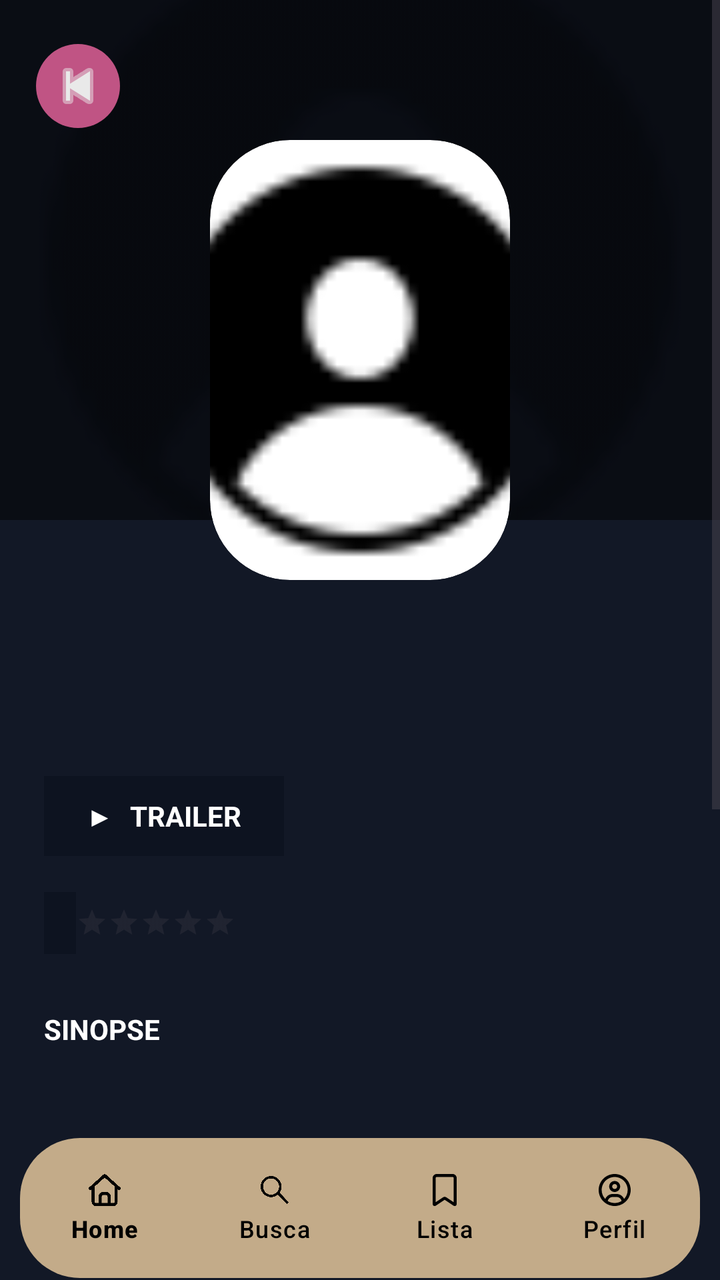
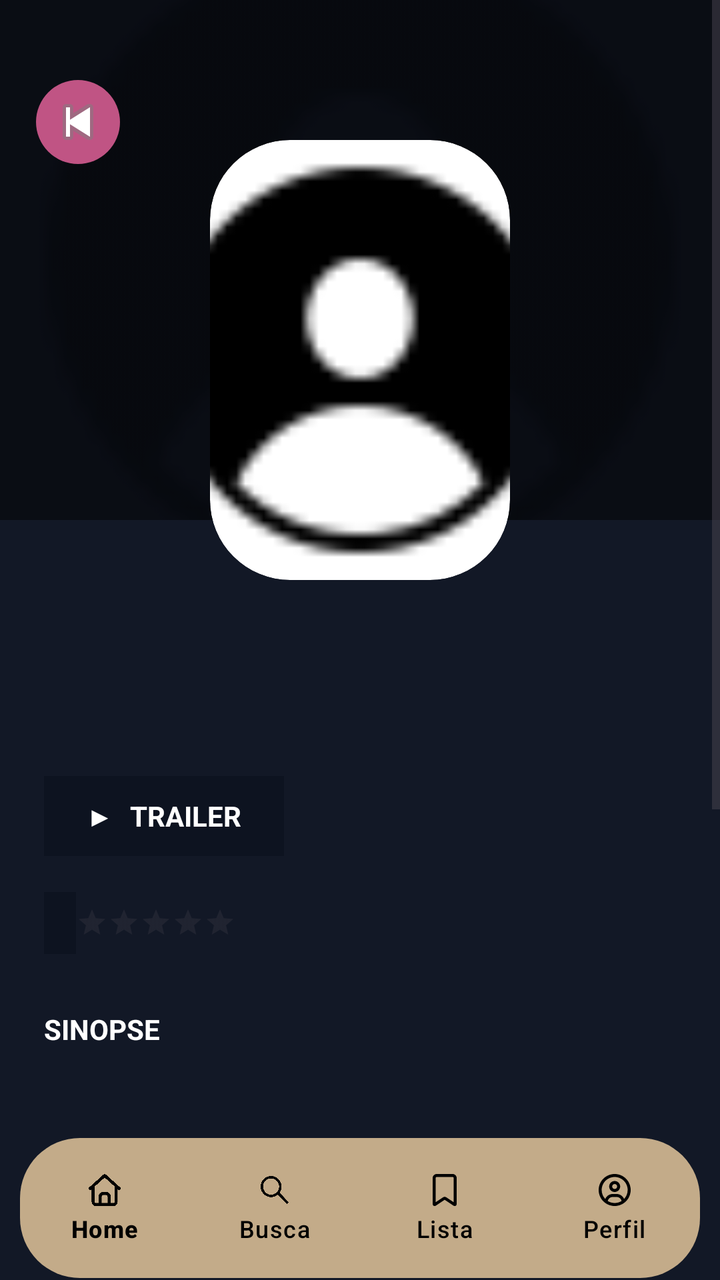

Compare the two renders of this Android layout. The source of the first and the diff that turns it into the second are given below.
<!-- AndroidManifest.xml: application theme Theme.RollView -->
<!-- res/layout/activity_filme.xml -->
<?xml version="1.0" encoding="utf-8"?>
<RelativeLayout xmlns:android="http://schemas.android.com/apk/res/android"
    xmlns:app="http://schemas.android.com/apk/res-auto"
    android:layout_width="match_parent"
    android:layout_height="match_parent"
    android:background="#121826">

    <ScrollView
        android:layout_width="match_parent"
        android:layout_height="match_parent"
        android:layout_above="@id/bottomNav"
        android:fillViewport="true">

        <RelativeLayout
            android:layout_width="match_parent"
            android:layout_height="wrap_content"
            android:paddingBottom="24dp">

            <ImageView
                android:id="@+id/imgBackground"
                android:layout_width="match_parent"
                android:layout_height="260dp"
                android:alpha="0.28"
                android:scaleType="centerCrop"
                android:src="@drawable/user_default" />

            <View
                android:layout_width="match_parent"
                android:layout_height="260dp"
                android:background="#77000000" />

            <ImageButton
                android:id="@+id/btnBack"
                android:layout_width="42dp"
                android:layout_height="42dp"
                android:layout_marginStart="18dp"
                android:layout_marginTop="22dp"
                android:background="@drawable/back_circle"
                android:padding="10dp"
                android:src="@android:drawable/ic_media_previous"
                app:tint="#e9e9e9"/>

            <ImageView
                android:id="@+id/imgPoster"
                android:layout_width="150dp"
                android:layout_height="220dp"
                android:layout_centerHorizontal="true"
                android:layout_marginTop="70dp"
                android:background="@drawable/poster_rounded"
                android:clipToOutline="true"
                android:outlineProvider="background"
                android:scaleType="centerCrop"
                android:src="@drawable/user_default" />

            <LinearLayout
                android:layout_width="match_parent"
                android:layout_height="wrap_content"
                android:layout_below="@id/imgPoster"
                android:orientation="vertical"
                android:padding="22dp">


                <TextView
                    android:id="@+id/txtTitulo"
                    android:layout_width="wrap_content"
                    android:layout_height="wrap_content"
                    android:text=""
                    android:textColor="#FFFFFF"
                    android:textSize="24sp"
                    android:textStyle="bold" />


                <TextView
                    android:id="@+id/txtInfo"
                    android:layout_width="wrap_content"
                    android:layout_height="wrap_content"
                    android:layout_marginTop="8dp"
                    android:text=""
                    android:textColor="#C05484"
                    android:textSize="13sp"
                    android:textStyle="bold" />

                <LinearLayout
                    android:layout_width="wrap_content"
                    android:layout_height="wrap_content"
                    android:layout_marginTop="18dp"
                    android:gravity="center_vertical"
                    android:orientation="horizontal">

                    <LinearLayout
                        android:layout_width="120dp"
                        android:layout_height="40dp"
                        android:background="#0D1320"
                        android:gravity="center"
                        android:orientation="horizontal">

                        <TextView
                            android:layout_width="wrap_content"
                            android:layout_height="wrap_content"
                            android:text="▶"
                            android:textColor="#FFFFFF"
                            android:textSize="14sp" />

                        <TextView
                            android:layout_width="wrap_content"
                            android:layout_height="wrap_content"
                            android:layout_marginStart="8dp"
                            android:text="TRAILER"
                            android:textColor="#FFFFFF"
                            android:textStyle="bold" />

                    </LinearLayout>

                    <TextView
                        android:id="@+id/txtDuracao"
                        android:layout_width="wrap_content"
                        android:layout_height="wrap_content"
                        android:layout_marginStart="12dp"
                        android:text=""
                        android:textColor="#FFFFFF" />

                </LinearLayout>

                <LinearLayout
                    android:layout_width="wrap_content"
                    android:layout_height="wrap_content"
                    android:layout_marginTop="18dp"
                    android:gravity="center_vertical"
                    android:orientation="horizontal">

                    <TextView
                        android:id="@+id/txtNota"
                        android:layout_width="wrap_content"
                        android:layout_height="wrap_content"
                        android:background="#0D1320"
                        android:paddingLeft="8dp"
                        android:paddingTop="6dp"
                        android:paddingRight="8dp"
                        android:paddingBottom="6dp"
                        android:text=""
                        android:textColor="#FFFFFF"
                        android:textStyle="bold" />

                    <RatingBar
                        android:id="@+id/ratingBar"
                        style="?android:attr/ratingBarStyleSmall"
                        android:layout_width="wrap_content"
                        android:layout_height="wrap_content"
                        android:isIndicator="true"
                        android:numStars="5"
                        android:stepSize="0.5" />

                </LinearLayout>

                <TextView
                    android:layout_width="wrap_content"
                    android:layout_height="wrap_content"
                    android:layout_marginTop="28dp"
                    android:text="SINOPSE"
                    android:textColor="#FFFFFF"
                    android:textStyle="bold" />

                <TextView
                    android:id="@+id/txtSinopse"
                    android:layout_width="match_parent"
                    android:layout_height="wrap_content"
                    android:layout_marginTop="14dp"
                    android:text=""
                    android:textColor="#FFFFFF"
                    android:textSize="14sp" />

                <View
                    android:layout_width="match_parent"
                    android:layout_height="1dp"
                    android:layout_marginTop="28dp"
                    android:background="#30343B" />

                <LinearLayout
                    android:id="@+id/btnAvaliar"
                    android:layout_width="match_parent"
                    android:layout_height="54dp"
                    android:layout_marginTop="24dp"
                    android:background="@drawable/pink_button"
                    android:clickable="true"
                    android:focusable="true"
                    android:gravity="center"
                    android:onClick="abrirTelaAvaliacao"
                    android:orientation="horizontal">

                    <TextView
                        android:layout_width="wrap_content"
                        android:layout_height="wrap_content"
                        android:text="+"
                        android:textColor="#FFFFFF"
                        android:textSize="22sp" />

                    <TextView
                        android:layout_width="wrap_content"
                        android:layout_height="wrap_content"
                        android:layout_marginStart="8dp"
                        android:text="Adicionar à lista"
                        android:textColor="#FFFFFF"
                        android:textSize="16sp"
                        android:textStyle="bold" />

                </LinearLayout>

                <LinearLayout
                    android:layout_width="match_parent"
                    android:layout_height="50dp"
                    android:layout_marginTop="24dp"
                    android:gravity="center"
                    android:orientation="horizontal">
                    <TextView
                        android:id="@+id/tabCast"
                        android:layout_width="wrap_content"
                        android:layout_height="wrap_content"
                        android:text="Elenco"
                        android:textColor="#944264"
                        android:textSize="14sp"
                        android:textStyle="bold" />
                    <TextView
                        android:layout_width="wrap_content"
                        android:layout_height="wrap_content"
                        android:layout_marginStart="24sp"
                        android:layout_marginEnd="24sp"
                        android:text="|"
                        android:textColor="#FFFFFF"
                        android:textSize="14sp"
                        android:textStyle="bold"/>
                    <TextView
                        android:id="@+id/tabDirection"
                        android:layout_width="wrap_content"
                        android:layout_height="wrap_content"
                        android:text="Direção"
                        android:textColor="#FFFFFF"
                        android:textSize="14sp"
                        android:textStyle="bold" />

                    <TextView
                        android:layout_width="wrap_content"
                        android:layout_height="wrap_content"
                        android:layout_marginStart="24sp"
                        android:layout_marginEnd="24sp"
                        android:text="|"
                        android:textColor="#FFFFFF"
                        android:textSize="14sp"
                        android:textStyle="bold"/>

                    <TextView
                        android:id="@+id/tabGender"
                        android:layout_width="wrap_content"
                        android:layout_height="wrap_content"
                        android:text="Gênero"
                        android:textColor="#FFFFFF"
                        android:textSize="14sp"
                        android:textStyle="bold" />

                </LinearLayout>
                <androidx.recyclerview.widget.RecyclerView
                    android:id="@+id/recyclerCast"
                    android:layout_width="match_parent"
                    android:layout_height="wrap_content"
                    android:layout_marginTop="16dp"
                    android:nestedScrollingEnabled="false">

                </androidx.recyclerview.widget.RecyclerView>



            </LinearLayout>
        </RelativeLayout>
    </ScrollView>


    <com.google.android.material.bottomnavigation.BottomNavigationView
        android:id="@+id/bottomNav"
        android:layout_width="340dp"
        android:layout_height="70dp"
        android:layout_alignParentBottom="true"
        android:layout_centerHorizontal="true"
        android:layout_marginBottom="1dp"
        android:background="@drawable/navbar_rounded"
        android:paddingTop="4dp"
        android:paddingBottom="4dp"
        app:itemActiveIndicatorStyle="@null"
        app:itemIconSize="20dp"
        app:itemIconTint="@android:color/black"
        app:itemTextColor="@android:color/black"
        app:labelVisibilityMode="labeled"
        app:menu="@menu/bottom_menu" />

</RelativeLayout>
<!-- resources referenced by this layout -->
<resources>
  <!-- drawable back_circle (drawable) -->
  <?xml version="1.0" encoding="utf-8"?>
  <shape xmlns:android="http://schemas.android.com/apk/res/android"
      android:shape="oval">
  
      <solid android:color="#C05484"/>
  
  </shape>
  <!-- drawable navbar_rounded (drawable) -->
  <?xml version="1.0" encoding="utf-8"?>
  <shape xmlns:android="http://schemas.android.com/apk/res/android">
  
      
      <solid android:color="#C3AB89" />
  
      
      <corners
          android:topLeftRadius="30dp"
          android:topRightRadius="30dp"
          android:bottomLeftRadius="30dp"
          android:bottomRightRadius="30dp" />
  
  </shape>
  <!-- drawable pink_button (drawable) -->
  <?xml version="1.0" encoding="utf-8"?>
  <shape xmlns:android="http://schemas.android.com/apk/res/android">
  
      <solid android:color="#C05484"/>
  
      <corners android:radius="18dp"/>
  
  </shape>
  <!-- drawable poster_rounded (drawable) -->
  <?xml version="1.0" encoding="utf-8"?>
  <shape xmlns:android="http://schemas.android.com/apk/res/android">
  
      <corners android:radius="40dp"/>
  
      <solid android:color="#FFFFFF"/>
  
  </shape>
  <!-- drawable user_default: png bitmap (drawable, 832 bytes) -->
  <style name="Theme.RollView" parent="Base.Theme.RollView" />
  <style name="Base.Theme.RollView" parent="Theme.Material3.DayNight.NoActionBar">
          
          
      </style>
</resources>

<!-- the commit's change to res/layout/activity_filme.xml (unified diff, before → after) -->
@@ -34,11 +34,11 @@
                 android:layout_width="42dp"
                 android:layout_height="42dp"
                 android:layout_marginStart="18dp"
-                android:layout_marginTop="22dp"
+                android:layout_marginTop="40dp"
                 android:background="@drawable/back_circle"
                 android:padding="10dp"
                 android:src="@android:drawable/ic_media_previous"
-                app:tint="#e9e9e9"/>
+                />
 
             <ImageView
                 android:id="@+id/imgPoster"
@@ -88,10 +88,13 @@
                     android:orientation="horizontal">
 
                     <LinearLayout
+                        android:id="@+id/Trailer"
                         android:layout_width="120dp"
                         android:layout_height="40dp"
                         android:background="#0D1320"
                         android:gravity="center"
+                        android:clickable="true"
+                        android:focusable="true"
                         android:orientation="horizontal">
 
                         <TextView
